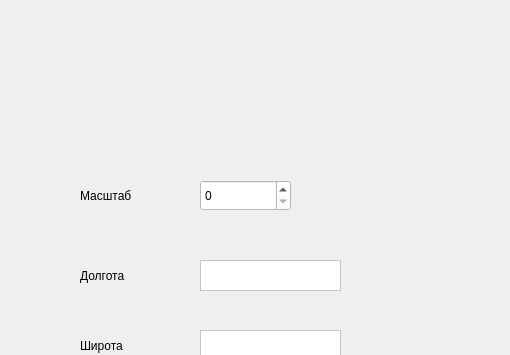
Before: the Qt Designer form menu_win.ui in glagolboris/Oboroten, drawn with Qt 5; both pictures show x 0 to 510 and y 0 to 355 of the 800 by 600 pixel window.
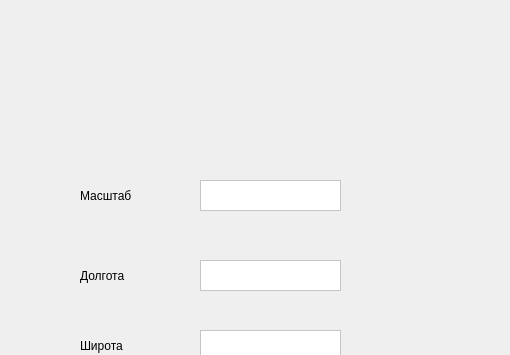
After: the same form once the commit is applied. Icons and pictures are not drawn.

Commit message: я всё переделал но ща верну обратно дичь намутил

Diff of the .ui file:
```diff
--- a/menu_win.ui
+++ b/menu_win.ui
@@ -94,20 +94,6 @@
      <string>Широта</string>
     </property>
    </widget>
-   <widget class="QSpinBox" name="spinBox">
-    <property name="geometry">
-     <rect>
-      <x>200</x>
-      <y>180</y>
-      <width>91</width>
-      <height>31</height>
-     </rect>
-    </property>
-    <property name="styleSheet">
-     <string notr="true">background-color: rgb(255, 255, 255);
-font: 21pt &quot;PT Sans&quot;;</string>
-    </property>
-   </widget>
    <widget class="QTextEdit" name="dolgota">
     <property name="geometry">
      <rect>
@@ -167,6 +153,19 @@
      <string/>
     </property>
    </widget>
+   <widget class="QTextEdit" name="mashtab">
+    <property name="geometry">
+     <rect>
+      <x>200</x>
+      <y>180</y>
+      <width>141</width>
+      <height>31</height>
+     </rect>
+    </property>
+    <property name="styleSheet">
+     <string notr="true">background-color: rgb(255, 255, 255);</string>
+    </property>
+   </widget>
   </widget>
  </widget>
  <resources>
```
